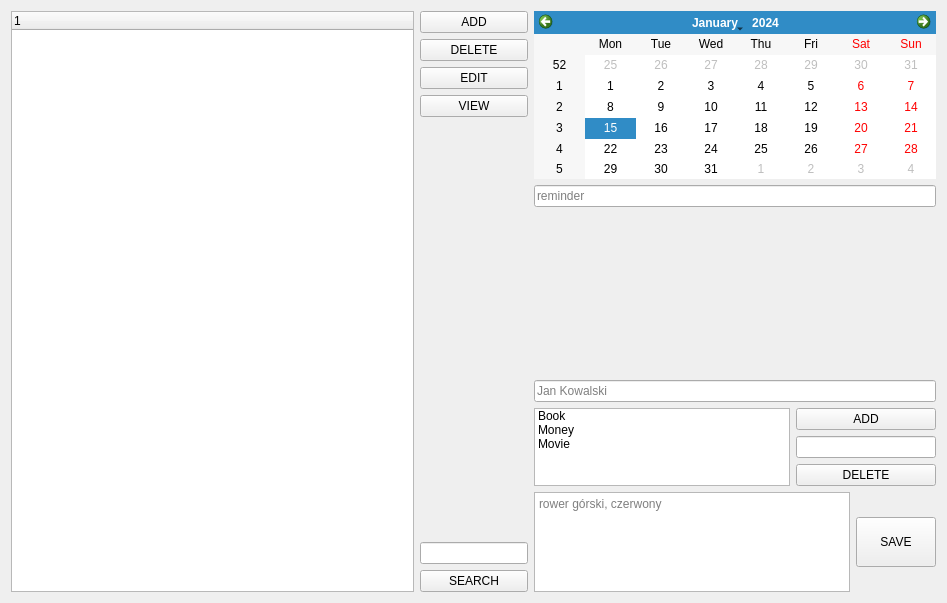
First picture: the form in mainwindow.ui, repository JakubDudarewicz/Windykator, before the edit.
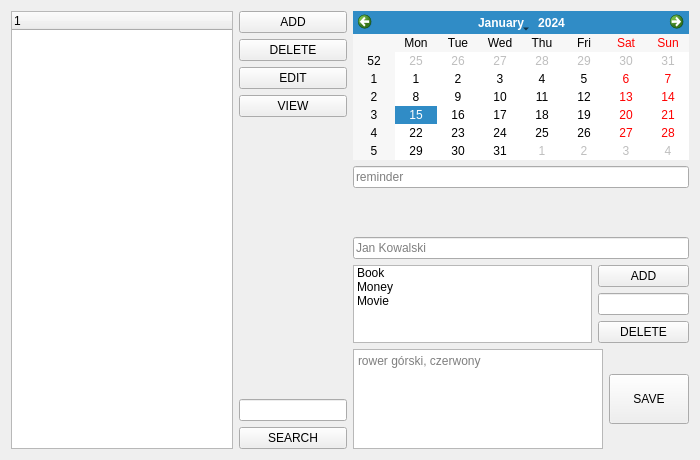
Second picture: the form after the edit.

Commit message: Add basic functionality to VIEW button MessageBox with text from the treeWidget`

```diff
--- a/mainwindow.ui
+++ b/mainwindow.ui
@@ -6,10 +6,28 @@
    <rect>
     <x>0</x>
     <y>0</y>
-    <width>947</width>
-    <height>603</height>
+    <width>700</width>
+    <height>460</height>
    </rect>
   </property>
+  <property name="sizePolicy">
+   <sizepolicy hsizetype="Fixed" vsizetype="Fixed">
+    <horstretch>0</horstretch>
+    <verstretch>0</verstretch>
+   </sizepolicy>
+  </property>
+  <property name="minimumSize">
+   <size>
+    <width>700</width>
+    <height>460</height>
+   </size>
+  </property>
+  <property name="maximumSize">
+   <size>
+    <width>800</width>
+    <height>800</height>
+   </size>
+  </property>
   <property name="windowTitle">
    <string>MainWindow</string>
   </property>
@@ -17,6 +35,12 @@
    <layout class="QHBoxLayout" name="horizontalLayout_2">
     <item>
      <widget class="QTreeWidget" name="treeWidget">
+      <property name="minimumSize">
+       <size>
+        <width>200</width>
+        <height>0</height>
+       </size>
+      </property>
       <column>
        <property name="text">
         <string notr="true">1</string>
@@ -88,8 +112,24 @@
     </item>
     <item>
      <layout class="QVBoxLayout" name="verticalLayout_2">
+      <property name="sizeConstraint">
+       <enum>QLayout::SetDefaultConstraint</enum>
+      </property>
       <item>
-       <widget class="QCalendarWidget" name="calendarWidget"/>
+       <widget class="QCalendarWidget" name="calendarWidget">
+        <property name="minimumSize">
+         <size>
+          <width>0</width>
+          <height>0</height>
+         </size>
+        </property>
+        <property name="maximumSize">
+         <size>
+          <width>500</width>
+          <height>183</height>
+         </size>
+        </property>
+       </widget>
       </item>
       <item>
        <widget class="QLineEdit" name="reminderEdit">
```
Left out of the diff: 2 changed lines with no effect on the pictures. The commit also changes 2 other files.
